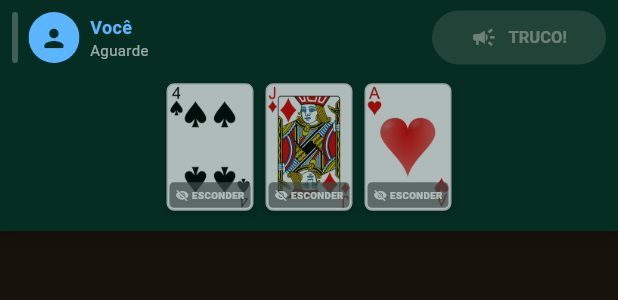
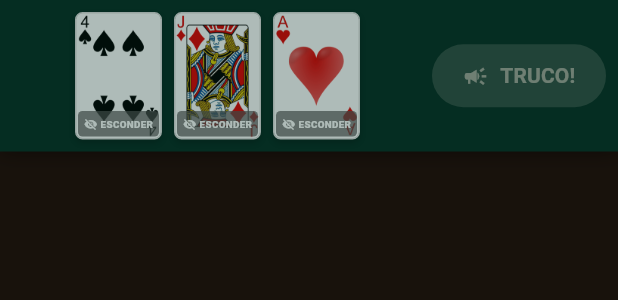
Before and after one commit to vmendesneto/dourada, a Flutter app: the _HumanControls widget shown alone on an empty page, opened directly with empty values, on a phone screen of 412 x 824 dp. Shown: the top 300 px of the screen. Run offline on Flutter 3.47's test engine with Material 3 defaults, Android fonts, the phone set to English and light mode, and no system bars; our stand-ins replace audioplayers, firebase_auth, firebase_core, firebase_storage, flutter_riverpod, image_picker and 2 more; missing offline and left inert: dart:js_interop; accounts and stored records are empty; key blocks and very long unbroken strings in the code were emptied for the run.

```diff
--- a/lib/ui/game_page.dart
+++ b/lib/ui/game_page.dart
@@ -595,13 +595,7 @@ class _GamePageState extends State<GamePage> with WidgetsBindingObserver {
               onLeave: () => unawaited(_confirmLeaveTable()),
             ),
             Expanded(child: _buildTable()),
-            if (!tableSession.isSpectator)
-              _HumanControls(
-                game: game,
-                clockActive: _clockPlayerIndex == game.humanPlayerIndex,
-                turnProgress: _turnProgress,
-                secondsLeft: _turnSecondsLeft,
-              ),
+            if (!tableSession.isSpectator) _HumanControls(game: game),
           ],
         ),
       ),
@@ -630,7 +624,12 @@ class _GamePageState extends State<GamePage> with WidgetsBindingObserver {
                 : 102.0;
         final sideSeatX = phone ? .84 : .92;
 
-        Widget botSeat(int playerIndex, Alignment alignment) => Align(
+        Widget botSeat(
+          int playerIndex,
+          Alignment alignment, {
+          bool showHand = true,
+        }) =>
+            Align(
               alignment: alignment,
               child: Transform.translate(
                 offset: Offset(
@@ -648,6 +647,7 @@ class _GamePageState extends State<GamePage> with WidgetsBindingObserver {
                   hiddenCardCount: spectator
                       ? tableSession.spectatorHandCountFor(playerIndex)
                       : 0,
+                  showHand: showHand,
                 ),
               ),
             );
@@ -710,8 +710,11 @@ class _GamePageState extends State<GamePage> with WidgetsBindingObserver {
                         Alignment(-sideSeatX, .52)),
                     botSeat((game.humanPlayerIndex + 5) % 6,
                         Alignment(sideSeatX, .52)),
-                    if (spectator)
-                      botSeat(game.humanPlayerIndex, const Alignment(0, 1)),
+                    botSeat(
+                      game.humanPlayerIndex,
+                      const Alignment(0, .90),
+                      showHand: spectator,
+                    ),
                     for (final entry in playedCardAlignments.entries)
                       playedCard(entry.key, entry.value),
                   ],
@@ -1850,6 +1853,7 @@ class _BotSeat extends StatelessWidget {
     required this.secondsLeft,
     this.spectatorMode = false,
     this.hiddenCardCount = 0,
+    this.showHand = true,
   });
 
   final DouradinhaGame game;
@@ -1860,6 +1864,7 @@ class _BotSeat extends StatelessWidget {
   final int secondsLeft;
   final bool spectatorMode;
   final int hiddenCardCount;
+  final bool showHand;
 
   @override
   Widget build(BuildContext context) {
@@ -1872,6 +1877,16 @@ class _BotSeat extends StatelessWidget {
     final reveal =
         game.canHumanSeePartnerCardsInTenHand && player.team == game.humanTeam;
     final signalEmoji = game.signalEmojiFor(playerIndex);
+    final localSeat = playerIndex == game.humanPlayerIndex && !spectatorMode;
+    final playerAvatar = _TablePlayerAvatar(
+      key: localSeat
+          ? const ValueKey('avatar-jogador-local')
+          : ValueKey('avatar-jogador-$playerIndex'),
+      isBot: !player.isHuman,
+      photoUrl: player.photoUrl,
+      color: teamColor,
+      radius: compact ? 14 : 22,
+    );
 
     return Stack(
       clipBehavior: Clip.none,
@@ -1898,13 +1913,16 @@ class _BotSeat extends StatelessWidget {
               Column(
                 mainAxisSize: MainAxisSize.min,
                 children: [
-                  _TablePlayerAvatar(
-                    key: ValueKey('avatar-jogador-$playerIndex'),
-                    isBot: !player.isHuman,
-                    photoUrl: player.photoUrl,
+                  localSeat
+                      ? _TurnAvatarHighlight(
+                          key: const ValueKey(
+                            'animacao-turno-jogador-local',
+                          ),
+                          active: active,
                           color: teamColor,
-                    radius: compact ? 14 : 22,
-                  ),
+                          child: playerAvatar,
+                        )
+                      : playerAvatar,
                   const SizedBox(height: 2),
                   Row(
                     mainAxisSize: MainAxisSize.min,
@@ -1914,6 +1932,9 @@ class _BotSeat extends StatelessWidget {
                             BoxConstraints(maxWidth: compact ? 66 : 90),
                         child: Text(
                           player.name,
+                          key: localSeat
+                              ? const ValueKey('nome-jogador-local')
+                              : null,
                           maxLines: 1,
                           overflow: TextOverflow.ellipsis,
                           style: TextStyle(
@@ -1960,7 +1981,9 @@ class _BotSeat extends StatelessWidget {
                       ),
                   ],
                 ),
-              ] else if (!spectatorMode && (!compact || reveal)) ...[
+              ] else if (showHand &&
+                  !spectatorMode &&
+                  (!compact || reveal)) ...[
                 const SizedBox(height: 4),
                 Row(
                   key: reveal ? ValueKey('cartas-parceiro-$playerIndex') : null,
@@ -2174,108 +2197,28 @@ class _WinningCardPulseState extends State<_WinningCardPulse>
 }
 
 class _HumanControls extends StatelessWidget {
-  const _HumanControls({
-    required this.game,
-    required this.clockActive,
-    required this.turnProgress,
-    required this.secondsLeft,
-  });
+  const _HumanControls({required this.game});
 
   final DouradinhaGame game;
-  final bool clockActive;
-  final double turnProgress;
-  final int secondsLeft;
 
   @override
   Widget build(BuildContext context) {
     final human = game.players[game.humanPlayerIndex];
     final active = game.isHumanTurn;
     final phone = MediaQuery.sizeOf(context).width < 600;
-    final teamColor =
-        human.team == 0 ? const Color(0xFF5CB6FF) : const Color(0xFFFFC857);
-    if (phone) {
-      return Container(
-        height: 154,
-        padding: const EdgeInsets.fromLTRB(8, 5, 8, 7),
-        decoration: const BoxDecoration(
-          color: Color(0xFF052D22),
-          boxShadow: [BoxShadow(color: Colors.black45, blurRadius: 10)],
-        ),
-        child: Column(
-          children: [
-            SizedBox(
-              height: 40,
-              child: Row(
-                children: [
-                  Container(
-                    width: 4,
-                    height: 34,
-                    decoration: BoxDecoration(
-                      color: active ? teamColor : Colors.white24,
-                      borderRadius: BorderRadius.circular(4),
-                    ),
-                  ),
-                  const SizedBox(width: 7),
-                  _TurnAvatarHighlight(
-                    key: const ValueKey('animacao-turno-jogador-local'),
-                    active: active,
-                    color: teamColor,
-                    child: _TablePlayerAvatar(
-                      key: const ValueKey('avatar-jogador-local'),
-                      isBot: false,
-                      photoUrl: human.photoUrl,
-                      color: teamColor,
-                      radius: 17,
-                    ),
-                  ),
-                  const SizedBox(width: 7),
-                  Expanded(
-                    child: Column(
-                      mainAxisAlignment: MainAxisAlignment.center,
-                      crossAxisAlignment: CrossAxisAlignment.start,
-                      children: [
-                        Text(
-                          human.name,
-                          key: const ValueKey('nome-jogador-local'),
-                          maxLines: 1,
-                          overflow: TextOverflow.ellipsis,
-                          style: TextStyle(
-                            color: teamColor,
-                            fontSize: 12,
-                            fontWeight: FontWeight.bold,
-                          ),
-                        ),
-                        if (clockActive)
-                          _TurnProgress(
-                            progress: turnProgress,
-                            secondsLeft: secondsLeft,
-                            width: 105,
-                          )
-                        else
-                          Text(
-                            active ? 'Sua vez' : 'Aguarde',
-                            style: const TextStyle(
-                              color: Colors.white60,
-                              fontSize: 10,
-                            ),
-                          ),
-                      ],
-                    ),
-                  ),
-                  SizedBox(
-                    width: 116,
-                    height: 36,
+
+    Widget challengeButton({required double width, required double height}) {
+      return SizedBox(
+        width: width,
+        height: height,
         child: FilledButton.icon(
-                      onPressed: game.canHumanChallenge
-                          ? game.requestHumanChallenge
-                          : null,
+          onPressed: game.canHumanChallenge ? game.requestHumanChallenge : null,
           style: FilledButton.styleFrom(
             backgroundColor: const Color(0xFFE9A23B),
             foregroundColor: const Color(0xFF271500),
-                        padding: const EdgeInsets.symmetric(horizontal: 8),
-                        textStyle: const TextStyle(fontSize: 11),
-                      ),
-                      icon: const Icon(Icons.campaign, size: 17),
+            padding: EdgeInsets.symmetric(horizontal: phone ? 8 : 12),
+          ),
+          icon: Icon(Icons.campaign, size: phone ? 17 : 20),
           label: FittedBox(
             fit: BoxFit.scaleDown,
             child: Text(
@@ -2284,37 +2227,54 @@ class _HumanControls extends StatelessWidget {
             ),
           ),
         ),
-                  ),
-                ],
-              ),
-            ),
-            const SizedBox(height: 4),
-            Expanded(
+      );
+    }
+
+    Widget cards({required bool compact}) {
+      return Expanded(
         child: Row(
           mainAxisAlignment: MainAxisAlignment.center,
           children: [
             for (final card in human.hand)
               Padding(
-                      padding: const EdgeInsets.symmetric(horizontal: 4),
+                padding: EdgeInsets.symmetric(horizontal: compact ? 4 : 5),
                 child: _PlayableCard(
                   card: card,
                   enabled: active,
                   hidden: game.isHumanCardHidden(card),
                   canToggleHidden: game.canHumanHideCard(card),
-                        compact: true,
+                  compact: compact,
                   onTap: () => game.playHumanCard(card),
                   onToggleHidden: () => game.toggleHumanCardHidden(card),
                 ),
               ),
           ],
         ),
-            ),
-          ],
-        ),
-      );
-    }
+      );
+    }
+
+    if (phone) {
       return Container(
-      height: 126,
+        key: const ValueKey('controles-jogador-local'),
+        height: 101,
+        padding: const EdgeInsets.fromLTRB(8, 7, 8, 7),
+        decoration: const BoxDecoration(
+          color: Color(0xFF052D22),
+          boxShadow: [BoxShadow(color: Colors.black45, blurRadius: 10)],
+        ),
+        child: Row(
+          children: [
+            cards(compact: true),
+            const SizedBox(width: 6),
+            challengeButton(width: 116, height: 42),
+          ],
+        ),
+      );
+    }
+
+    return Container(
+      key: const ValueKey('controles-jogador-local'),
+      height: 112,
       padding: const EdgeInsets.symmetric(horizontal: 14, vertical: 7),
       decoration: const BoxDecoration(
         color: Color(0xFF052D22),
@@ -2322,95 +2282,9 @@ class _HumanControls extends StatelessWidget {
       ),
       child: Row(
         children: [
-          Container(
-            width: 5,
-            height: 70,
-            decoration: BoxDecoration(
-              color: active ? teamColor : Colors.white24,
-              borderRadius: BorderRadius.circular(4),
-            ),
-          ),
-          const SizedBox(width: 10),
-          SizedBox(
-            width: 112,
-            child: Column(
-              mainAxisAlignment: MainAxisAlignment.center,
-              children: [
-                _TurnAvatarHighlight(
-                  key: const ValueKey('animacao-turno-jogador-local'),
-                  active: active,
-                  color: teamColor,
-                  child: _TablePlayerAvatar(
-                    key: const ValueKey('avatar-jogador-local'),
-                    isBot: false,
-                    photoUrl: human.photoUrl,
-                    color: teamColor,
-                    radius: 22,
-                  ),
-                ),
-                const SizedBox(height: 2),
-                Text(
-                  human.name,
-                  key: const ValueKey('nome-jogador-local'),
-                  maxLines: 1,
-                  overflow: TextOverflow.ellipsis,
-                  style:
-                      TextStyle(color: teamColor, fontWeight: FontWeight.bold),
-                ),
-                if (clockActive)
-                  _TurnProgress(
-                    progress: turnProgress,
-                    secondsLeft: secondsLeft,
-                    width: 105,
-                  )
-                else
-                  Text(
-                    active ? 'Sua vez' : 'Aguarde',
-                    style: const TextStyle(color: Colors.white60, fontSize: 12),
-                  ),
-                if (game.footIndex == game.humanPlayerIndex)
-                  const Text('PÉ',
-                      style: TextStyle(color: Colors.white38, fontSize: 10)),
-              ],
-            ),
-          ),
+          cards(compact: false),
           const SizedBox(width: 16),
-          Expanded(
-            child: Row(
-              mainAxisAlignment: MainAxisAlignment.center,
-              children: [
-                for (final card in human.hand)
-                  Padding(
-                    padding: const EdgeInsets.symmetric(horizontal: 5),
-                    child: _PlayableCard(
-                      card: card,
-                      enabled: active,
-                      hidden: game.isHumanCardHidden(card),
-                      canToggleHidden: game.canHumanHideCard(card),
-                      onTap: () => game.playHumanCard(card),
-                      onToggleHidden: () => game.toggleHumanCardHidden(card),
-                    ),
-                  ),
-              ],
-            ),
-          ),
-          SizedBox(
-            width: 150,
-            child: FilledButton.icon(
-              onPressed:
-                  game.canHumanChallenge ? game.requestHumanChallenge : null,
-              style: FilledButton.styleFrom(
-                backgroundColor: const Color(0xFFE9A23B),
-                foregroundColor: const Color(0xFF271500),
-                padding: const EdgeInsets.symmetric(vertical: 14),
-              ),
-              icon: const Icon(Icons.campaign),
-              label: Text(
-                game.challengeButtonLabel,
-                style: const TextStyle(fontWeight: FontWeight.bold),
-              ),
-            ),
-          ),
+          challengeButton(width: 150, height: 52),
         ],
       ),
     );
```
Also changed, not shown: .github/trigger-layout-validation.txt (deleted), 3 other files. Lines whose indentation alone changed are shown as unchanged.
